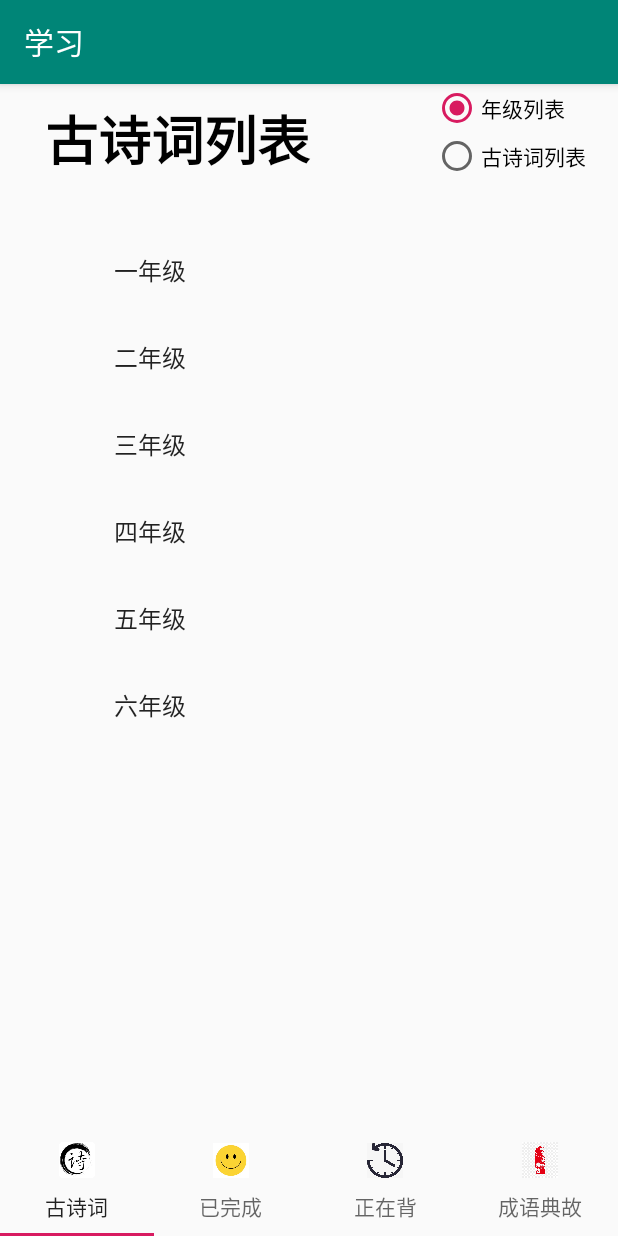
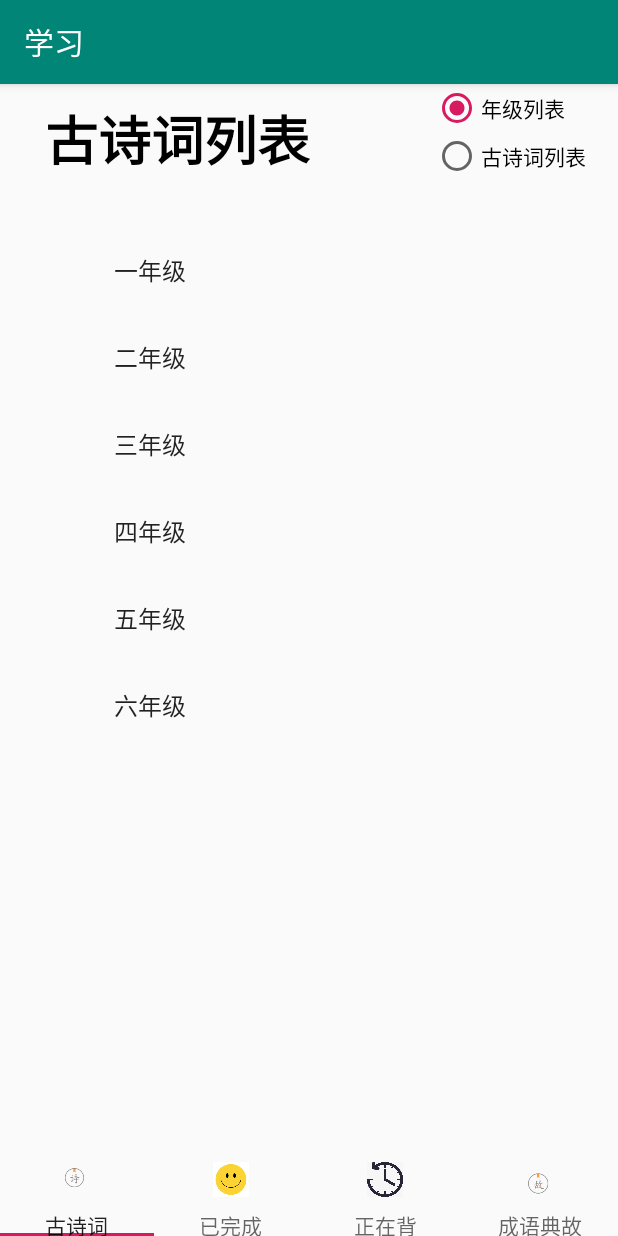
Before and after one commit to vickylixiwen/Poems, an Android app: the screen it shows after launch (MainActivity), on a phone screen of 412 x 824 dp. Run offline under Robolectric (Android 15) with nearby library versions, the phone set to English and light mode, and no system bars.

Commit message:
make some changes

```diff
--- a/app/src/main/java/com/example/poems/MainActivity.java
+++ b/app/src/main/java/com/example/poems/MainActivity.java
@@ -1,59 +1,99 @@
 package com.example.poems;
 
+import androidx.annotation.NonNull;
 import androidx.appcompat.app.AppCompatActivity;
+import androidx.fragment.app.Fragment;
+import androidx.fragment.app.FragmentManager;
+import androidx.fragment.app.FragmentStatePagerAdapter;
+import androidx.fragment.app.FragmentTransaction;
+import androidx.viewpager.widget.PagerAdapter;
 import androidx.viewpager.widget.ViewPager;
+import androidx.fragment.app.FragmentManager;
 
 import android.content.Intent;
 import android.os.Bundle;
 import android.view.View;
 import android.widget.AdapterView;
 //import android.widget.Button;
+import android.widget.FrameLayout;
 import android.widget.ListView;
 
 import com.example.poems.poem.GradeListActivity;
 import com.example.poems.poem.PoemListActivity;
 import com.google.android.material.tabs.TabLayout;
 
+
 public class MainActivity extends AppCompatActivity {
+    private static final int NUM_PAGES = 3;
     private Class relayClass;
+    private PagerAdapter pagerAdapter;
+    private ViewPager viewPager;
 
     @Override
     protected void onCreate(Bundle savedInstanceState) {
         super.onCreate(savedInstanceState);
         setContentView(R.layout.activity_main);
 
-        AdapterView.OnItemClickListener itemClickListener = new AdapterView.OnItemClickListener() {
-            public void onItemClick(AdapterView<?> listView, View itemView, int position, long id) {
-            int grade = 6;
-            switch ((int)id) {
-                case 0:
-                    grade = 1;
-                    break;
-                case 1:
-                    grade = 2;
-                    break;
-                case 2:
-                    grade = 3;
-                    break;
-                case 3:
-                    grade = 4;
-                    break;
-                case 4:
-                    grade = 5;
-                    break;
-                default:
-                    grade = 6;
-                    break;
-            }
-            Intent intent = new Intent(MainActivity.this, PoemListActivity.class);
-            intent.putExtra(PoemListActivity.GRADE, grade);
-            startActivity(intent);
-            }
-        };
-        ListView listView = findViewById(R.id.main_list);
-        listView.setOnItemClickListener(itemClickListener);
 
-        TabLayout tabLayout = (TabLayout) findViewById(R.id.home_tabs);
+//        if (savedInstanceState == null) {
+//            PoemFragment poemFragment = new PoemFragment();
+//            FragmentManager fm = getSupportFragmentManager();
+//            FragmentTransaction ft = fm.beginTransaction();
+//            ft.add(R.id.fragment_poem, poemFragment);
+////                ft.setTransition(FragmentTransaction.TRANSIT_FRAGMENT_OPEN);
+//                ft.commit();
+//        }
+
+//         Instantiate a ViewPager and a PagerAdapter.
+        viewPager = findViewById(R.id.view_pager);
+        TabLayout tabs = (TabLayout) findViewById(R.id.home_tabs);
+//        tabs.setupWithViewPager(vPager); //set the tablayout with the viewpager
+
+        PagerAdapter adapter = new PagerAdapter(getSupportFragmentManager(), tabs.getTabCount());
+        viewPager.setAdapter(adapter);
+        viewPager.addOnPageChangeListener(new TabLayout.TabLayoutOnPageChangeListener(tabs));
+
+
+//
+//
+//        tabs.addOnTabSelectedListener(new TabLayout.OnTabSelectedListener() {
+//
+//            @Override
+//            public void onTabSelected(TabLayout.Tab tab) {
+//            // called when tab selected
+//                Fragment fragment = null;
+//                switch (tab.getPosition()) {
+//                    case 0:
+//                        fragment = new PoemFragment();
+//                        break;
+//                    case 1:
+//                        fragment = new RecitedFragment();
+//                        break;
+//
+//                }
+//
+//                FragmentManager fm = getSupportFragmentManager();
+//                FragmentTransaction ft = fm.beginTransaction();
+//                ft.replace(R.id.tab_frame, fragment);
+//                ft.setTransition(FragmentTransaction.TRANSIT_FRAGMENT_OPEN);
+//                ft.commit();
+//
+//            }
+//
+//            @Override
+//            public void onTabUnselected(TabLayout.Tab tab) {
+//            // called when tab unselected
+//            }
+//
+//            @Override
+//            public void onTabReselected(TabLayout.Tab tab) {
+//            // called when a tab is reselected
+//            }
+//        });
+
+
+
+//        TabLayout tabLayout = (TabLayout) findViewById(R.id.home_tabs);
 //        tabLayout.addOnTabSelectedListener(new TabLayout.OnTabSelectedListener() {
 //                                               @Override
 //                                               public void onTabSelected(Tab tab) {
@@ -62,9 +102,27 @@ public class MainActivity extends AppCompatActivity {
 //
 //                                                   }
 //                                               }
+        viewPager.setCurrentItem(0);
 
     }
 
+
+    public void onTabSelected(TabLayout.Tab tab, FragmentTransaction ft) {
+
+        Fragment fragment = null;
+        switch (tab.getPosition()) {
+                    case 0:
+                        fragment = new PoemFragment();
+                        break;
+                    case 1:
+                        fragment = new RecitedFragment();
+                        break;
+
+                }
+        ft.replace(R.id.view_pager, fragment);
+                ft.setTransition(FragmentTransaction.TRANSIT_FRAGMENT_OPEN);
+                ft.commit();
+    }
 
 //    // open the poem list in Grade One
 //    public void openGradeOne(View view) {
@@ -86,4 +144,37 @@ public class MainActivity extends AppCompatActivity {
 //        intent.putExtra(Intent.EXTRA_SUBJECT, "Hello!!!");
 //        startActivity(intent);
 //    }
+
+
+    private class PagerAdapter extends FragmentStatePagerAdapter {
+
+        int mNumOfTabs;
+
+        public PagerAdapter(FragmentManager fm, int NumOfTabs) {
+            super(fm);
+            this.mNumOfTabs = NumOfTabs;
+        }
+
+        @Override
+        public Fragment getItem(int position) {
+            Fragment tab = null;
+            switch (position) {
+                case 0:
+                    return new PoemFragment();
+                case 1:
+                    tab = new RecitedFragment();
+                    return tab;
+                case 2:
+                    tab = new TabFragment();
+                    return tab;
+                default:
+                    return null;
+            }
+        }
+
+        @Override
+        public int getCount() {
+            return mNumOfTabs;
+        }
+    }
 }
--- /dev/null
+++ b/app/src/main/java/com/example/poems/PoemFragment.java
@@ -0,0 +1,110 @@
+package com.example.poems;
+
+import android.app.Activity;
+import android.content.Context;
+import android.content.Intent;
+import android.os.Bundle;
+import android.view.LayoutInflater;
+import android.view.View;
+import android.view.ViewGroup;
+import android.widget.AdapterView;
+import android.widget.ListView;
+import android.widget.TextView;
+
+import androidx.fragment.app.Fragment;
+import androidx.fragment.app.FragmentActivity;
+
+import com.example.poems.poem.PoemListActivity;
+
+public class PoemFragment extends Fragment {
+    TextView textView;
+//    ThingsAdapter adapter;
+    FragmentActivity listener;
+
+    // This event fires 1st, before creation of fragment or any views
+    // The onAttach method is called when the Fragment instance is associated with an Activity.
+    // This does not mean the Activity is fully initialized.
+    @Override
+    public void onAttach(Context context) {
+        super.onAttach(context);
+        if (context instanceof Activity){
+            this.listener = (FragmentActivity) context;
+        }
+    }
+
+    // This event fires 2nd, before views are created for the fragment
+    // The onCreate method is called when the Fragment instance is being created, or re-created.
+    // Use onCreate for any standard setup that does not require the activity to be fully created
+    @Override
+    public void onCreate(Bundle savedInstanceState) {
+        super.onCreate(savedInstanceState);
+//        setContentView(R.layout.activity_main);
+//
+//
+
+    }
+
+    // The onCreateView method is called when Fragment should create its View object hierarchy,
+    // either dynamically or via XML layout inflation.
+    @Override
+    public View onCreateView(LayoutInflater inflater, ViewGroup container, Bundle savedInstanceState) {
+        return inflater.inflate(R.layout.fragment_poems, container, false);
+    }
+
+    // This event is triggered soon after onCreateView().
+    // onViewCreated() is only called if the view returned from onCreateView() is non-null.
+    // Any view setup should occur here.  E.g., view lookups and attaching view listeners.
+    @Override
+    public void onViewCreated(View view, Bundle savedInstanceState) {
+
+    }
+
+
+    // This method is called when the fragment is no longer connected to the Activity
+    // Any references saved in onAttach should be nulled out here to prevent memory leaks.
+    @Override
+    public void onDetach() {
+        super.onDetach();
+        this.listener = null;
+    }
+
+    // This method is called after the parent Activity's onCreate() method has completed.
+    // Accessing the view hierarchy of the parent activity must be done in the onActivityCreated.
+    // At this point, it is safe to search for activity View objects by their ID, for example.
+    @Override
+    public void onActivityCreated(Bundle savedInstanceState) {
+        super.onActivityCreated(savedInstanceState);
+
+        AdapterView.OnItemClickListener itemClickListener = new AdapterView.OnItemClickListener() {
+            public void onItemClick(AdapterView<?> listView, View itemView, int position, long id) {
+                int grade = 6;
+                switch ((int)id) {
+                    case 0:
+                        grade = 1;
+                        break;
+                    case 1:
+                        grade = 2;
+                        break;
+                    case 2:
+                        grade = 3;
+                        break;
+                    case 3:
+                        grade = 4;
+                        break;
+                    case 4:
+                        grade = 5;
+                        break;
+                    default:
+                        grade = 6;
+                        break;
+                }
+                Intent intent = new Intent(getActivity(), PoemListActivity.class);
+                intent.putExtra(PoemListActivity.GRADE, grade);
+                startActivity(intent);
+            }
+        };
+        ListView listView = getView().findViewById(R.id.main_list);
+        listView.setOnItemClickListener(itemClickListener);
+
+    }
+}
--- /dev/null
+++ b/app/src/main/java/com/example/poems/RecitedFragment.java
@@ -0,0 +1,75 @@
+package com.example.poems;
+
+import android.app.Activity;
+import android.content.Context;
+import android.os.Bundle;
+import android.view.LayoutInflater;
+import android.view.View;
+import android.view.ViewGroup;
+import android.widget.TextView;
+
+import androidx.annotation.Nullable;
+import androidx.fragment.app.Fragment;
+import androidx.fragment.app.FragmentActivity;
+
+public class RecitedFragment extends Fragment {
+    TextView textView;
+//    ThingsAdapter adapter;
+    FragmentActivity listener;
+
+    public RecitedFragment() {
+
+    }
+
+    // This event fires 1st, before creation of fragment or any views
+    // The onAttach method is called when the Fragment instance is associated with an Activity.
+    // This does not mean the Activity is fully initialized.
+    @Override
+    public void onAttach(Context context) {
+        super.onAttach(context);
+        if (context instanceof Activity){
+            this.listener = (FragmentActivity) context;
+        }
+    }
+
+    // This event fires 2nd, before views are created for the fragment
+    // The onCreate method is called when the Fragment instance is being created, or re-created.
+    // Use onCreate for any standard setup that does not require the activity to be fully created
+    @Override
+    public void onCreate(Bundle savedInstanceState) {
+        super.onCreate(savedInstanceState);
+//        ArrayList<Thing> things = new ArrayList<Thing>();
+//        adapter = new ThingsAdapter(getActivity(), things);
+    }
+
+    // The onCreateView method is called when Fragment should create its View object hierarchy,
+    // either dynamically or via XML layout inflation.
+    @Override
+    public View onCreateView(LayoutInflater inflater, ViewGroup container, Bundle savedInstanceState) {
+        return inflater.inflate(R.layout.fragment_recited, container, false);
+    }
+
+    // This event is triggered soon after onCreateView().
+    // onViewCreated() is only called if the view returned from onCreateView() is non-null.
+    // Any view setup should occur here.  E.g., view lookups and attaching view listeners.
+    @Override
+    public void onViewCreated(View view, Bundle savedInstanceState) {
+
+    }
+
+    // This method is called when the fragment is no longer connected to the Activity
+    // Any references saved in onAttach should be nulled out here to prevent memory leaks.
+    @Override
+    public void onDetach() {
+        super.onDetach();
+        this.listener = null;
+    }
+
+    // This method is called after the parent Activity's onCreate() method has completed.
+    // Accessing the view hierarchy of the parent activity must be done in the onActivityCreated.
+    // At this point, it is safe to search for activity View objects by their ID, for example.
+    @Override
+    public void onActivityCreated(Bundle savedInstanceState) {
+        super.onActivityCreated(savedInstanceState);
+    }
+}
--- a/app/src/main/res/layout/activity_main.xml
+++ b/app/src/main/res/layout/activity_main.xml
@@ -5,93 +5,52 @@
     android:layout_width="match_parent"
     android:layout_height="match_parent"
     android:orientation="vertical"
-    tools:context=".poem.PoemListActivity">
+    tools:context=".MainActivity">
 
-    <LinearLayout
+    <androidx.viewpager.widget.ViewPager
+        android:id="@+id/view_pager"
         android:layout_width="match_parent"
-        android:orientation="horizontal"
-        android:layout_height="100dp">
+        android:layout_height="match_parent"
+        android:layout_marginBottom="50dp">
+    </androidx.viewpager.widget.ViewPager>
 
-
-        <TextView
-            android:id="@+id/main_title"
-            android:layout_width="match_parent"
-            android:layout_height="100dp"
-            android:layout_marginTop="10dp"
-            android:layout_marginStart="30dp"
-            android:layout_gravity="center_vertical"
-            android:layout_weight="0.3"
-            android:text="@string/main_title"
-            android:textColor="#000000"
-            android:textSize="35dp"
-            android:textStyle="bold" />
-
-        <RadioGroup
-            android:layout_width="match_parent"
-            android:layout_height="80dp"
-            android:layout_gravity="right"
-            android:layout_weight="0.7">
-
-            <RadioButton
-                android:id="@+id/grade_button"
-                android:layout_width="match_parent"
-                android:layout_height="wrap_content"
-                android:checked="true"
-                android:text="@string/grade_button" />
-
-            <RadioButton
-                android:id="@+id/poet_button"
-                android:layout_width="match_parent"
-                android:layout_height="wrap_content"
-                android:text="@string/main_title" />
-        </RadioGroup>
-
-    </LinearLayout>
-
-    <ListView
-        android:id="@+id/main_list"
-        android:layout_width="wrap_content"
-        android:layout_height="wrap_content"
-        android:layout_marginTop="100dp"
-        android:layout_marginStart="60dp"
-        android:layout_marginEnd="60dp"
-        android:layout_marginBottom="50dp"
-        android:textSize="30dp"
-        android:entries="@array/main_list"
-        android:layout_gravity="center_horizontal"
-        android:layout_centerVertical="true"
-        android:divider="@android:color/transparent"
-        android:dividerHeight="10.0sp"></ListView>
-
+    <FrameLayout
+        android:id="@+id/tab_frame"
+        android:layout_width="match_parent"
+        android:layout_height="match_parent"
+        android:layout_marginBottom="50dp"/>
 
     <com.google.android.material.tabs.TabLayout
         android:id="@+id/home_tabs"
         android:layout_width="match_parent"
         android:layout_gravity="bottom"
-        android:layout_height="wrap_content">
+        android:layout_height="50dp">
 
         <com.google.android.material.tabs.TabItem
-            android:icon="@drawable/poem"
+            android:icon="@drawable/tab_poem"
             android:layout_height="50dp"
-            android:layout_width="150dp"
+            android:layout_width="50dp"
             android:text="@string/tab_poem"/>
+
         <com.google.android.material.tabs.TabItem
-            android:id="@+id/home_recited"
+            android:id="@+id/tab_recited"
             android:icon="@drawable/recited"
             android:layout_height="50dp"
             android:layout_width="50dp"
             android:text="@string/tab_recited"/>
+
         <com.google.android.material.tabs.TabItem
             android:icon="@drawable/reciting"
             android:layout_height="50dp"
             android:layout_width="50dp"
             android:text="@string/tab_reciting"/>
         <com.google.android.material.tabs.TabItem
-            android:icon="@drawable/idiom"
+            android:icon="@drawable/tab_idiom"
             android:layout_height="50dp"
             android:layout_width="50dp"
             android:text="@string/tab_idiom"/>
 
     </com.google.android.material.tabs.TabLayout>
 
+
 </FrameLayout>
--- /dev/null
+++ b/app/src/main/res/layout/fragment_poems.xml
@@ -0,0 +1,65 @@
+<?xml version="1.0" encoding="utf-8"?>
+<FrameLayout xmlns:android="http://schemas.android.com/apk/res/android"
+    android:id="@+id/fragment_poem"
+    android:layout_width="match_parent"
+    android:layout_height="match_parent">
+
+
+    <LinearLayout
+        android:layout_width="match_parent"
+        android:orientation="horizontal"
+        android:layout_height="100dp">
+
+        <TextView
+            android:id="@+id/main_title"
+            android:layout_width="match_parent"
+            android:layout_height="100dp"
+            android:layout_marginTop="10dp"
+            android:layout_marginStart="30dp"
+            android:layout_gravity="center_vertical"
+            android:layout_weight="0.3"
+            android:text="@string/main_title"
+            android:textColor="#000000"
+            android:textSize="35dp"
+            android:textStyle="bold" />
+
+        <RadioGroup
+            android:layout_width="match_parent"
+            android:layout_height="80dp"
+            android:layout_gravity="right"
+            android:layout_weight="0.7">
+
+            <RadioButton
+                android:id="@+id/grade_button"
+                android:layout_width="match_parent"
+                android:layout_height="wrap_content"
+                android:checked="true"
+                android:text="@string/grade_button" />
+
+            <RadioButton
+                android:id="@+id/poet_button"
+                android:layout_width="match_parent"
+                android:layout_height="wrap_content"
+                android:text="@string/main_title" />
+        </RadioGroup>
+
+    </LinearLayout>
+
+    <ListView
+        android:id="@+id/main_list"
+        android:layout_width="wrap_content"
+        android:layout_height="400dp"
+        android:layout_marginTop="100dp"
+        android:layout_marginStart="60dp"
+        android:layout_marginEnd="60dp"
+        android:layout_marginBottom="50dp"
+        android:textSize="30dp"
+        android:entries="@array/main_list"
+        android:layout_gravity="center_horizontal"
+        android:layout_centerVertical="true"
+        android:divider="@android:color/transparent"
+        android:dividerHeight="10.0sp"></ListView>
+
+
+
+</FrameLayout>
```
Also changed, not shown: app/src/main/java/com/example/poems/TabFragment.java (added, +77 -0 lines), app/src/main/res/layout/fragment_recited.xml (added, +13 -0 lines), app/src/main/res/layout/fragment_tab.xml (added, +43 -0 lines), app/src/main/res/drawable/poem_tab.png (added), app/src/main/res/drawable/tab_idiom.jpeg (added), app/src/main/res/drawable/tab_poem.jpeg (added), app/src/main/res/drawable/tab_recited.jpeg (added).
